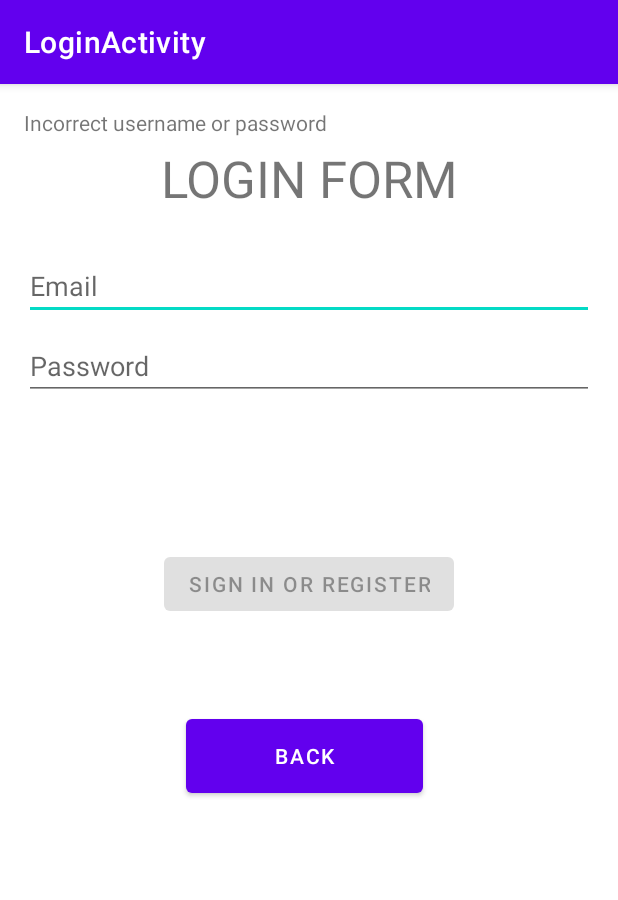
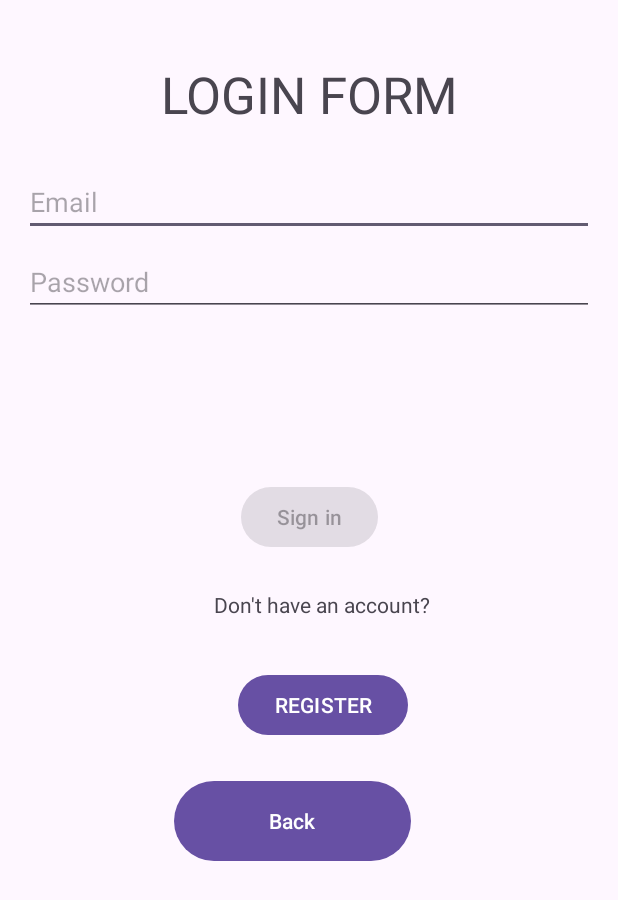
Before and after one commit to balejol/DahCooker-App, an Android app: the LoginActivity screen opened directly, with no data from a screen before it, on a phone screen of 412 x 824 dp. Shown: the top 900 px of the screen. Run offline under Robolectric (Android 15) with nearby library versions, the phone set to English and light mode, and no system bars.

Commit message:
Sutvarkyta paprasta login logika ir pridetas registracijos langas

```diff
--- a/app/build.gradle.kts
+++ b/app/build.gradle.kts
@@ -39,6 +39,8 @@ dependencies {
     implementation("androidx.annotation:annotation:1.6.0")
     implementation("androidx.lifecycle:lifecycle-livedata-ktx:2.6.1")
     implementation("androidx.lifecycle:lifecycle-viewmodel-ktx:2.6.1")
+    implementation("androidx.navigation:navigation-fragment:2.6.0")
+    implementation("androidx.navigation:navigation-ui:2.6.0")
     testImplementation("junit:junit:4.13.2")
     androidTestImplementation("androidx.test.ext:junit:1.1.5")
     androidTestImplementation("androidx.test.espresso:espresso-core:3.5.1")
--- a/app/src/main/AndroidManifest.xml
+++ b/app/src/main/AndroidManifest.xml
@@ -12,6 +12,11 @@
         android:supportsRtl="true"
         android:theme="@style/Theme.FoodApplication"
         tools:targetApi="31">
+        <activity
+            android:name=".RegisterActivity"
+            android:exported="false"
+            android:label="@string/title_activity_register"
+            android:theme="@style/Theme.FoodApplication" />
         <activity
             android:name=".ui.login.LoginActivity"
             android:exported="false"
--- a/app/src/main/res/layout/activity_login.xml
+++ b/app/src/main/res/layout/activity_login.xml
@@ -47,7 +47,7 @@
         android:layout_marginTop="16dp"
         android:layout_marginBottom="64dp"
         android:enabled="false"
-        android:text="@string/action_sign_in"
+        android:text="Sign in"
         app:layout_constraintBottom_toBottomOf="parent"
         app:layout_constraintEnd_toEndOf="parent"
         app:layout_constraintStart_toStartOf="parent"
@@ -72,8 +72,8 @@
         android:id="@+id/BackButton"
         android:layout_width="158dp"
         android:layout_height="61dp"
-        android:layout_marginStart="108dp"
-        android:layout_marginTop="60dp"
+        android:layout_marginStart="100dp"
+        android:layout_marginTop="148dp"
         android:text="Back"
         app:layout_constraintStart_toStartOf="parent"
         app:layout_constraintTop_toBottomOf="@+id/login" />
@@ -97,8 +97,46 @@
         android:id="@+id/textView3"
         android:layout_width="wrap_content"
         android:layout_height="wrap_content"
+        android:layout_marginStart="103dp"
+        android:layout_marginTop="44dp"
+        android:layout_marginEnd="89dp"
+        android:layout_marginBottom="28dp"
         android:text="Incorrect username or password"
-        tools:layout_editor_absoluteX="168dp"
-        tools:layout_editor_absoluteY="233dp" />
+        android:textColor="#FF0000"
+        android:visibility="invisible"
+        app:layout_constraintBottom_toTopOf="@+id/login"
+        app:layout_constraintEnd_toEndOf="parent"
+        app:layout_constraintStart_toStartOf="parent"
+        app:layout_constraintTop_toBottomOf="@+id/password" />
+
+    <Button
+        android:id="@+id/registerButton"
+        android:layout_width="wrap_content"
+        android:layout_height="wrap_content"
+        android:layout_marginStart="150dp"
+        android:layout_marginTop="17dp"
+        android:layout_marginEnd="132dp"
+        android:layout_marginBottom="31dp"
+        android:text="register"
+        android:textAllCaps="true"
+        app:layout_constraintBottom_toTopOf="@+id/BackButton"
+        app:layout_constraintEnd_toEndOf="parent"
+        app:layout_constraintStart_toStartOf="parent"
+        app:layout_constraintTop_toBottomOf="@+id/textView4" />
+
+    <TextView
+        android:id="@+id/textView4"
+        android:layout_width="wrap_content"
+        android:layout_height="wrap_content"
+        android:layout_marginStart="135dp"
+        android:layout_marginTop="33dp"
+        android:layout_marginEnd="118dp"
+        android:layout_marginBottom="16dp"
+        android:text="Don't have an account?"
+        app:layout_constraintBottom_toTopOf="@+id/registerButton"
+        app:layout_constraintEnd_toEndOf="parent"
+        app:layout_constraintStart_toStartOf="parent"
+        app:layout_constraintTop_toBottomOf="@+id/login"
+        app:layout_constraintVertical_bias="1.0" />
 
 </androidx.constraintlayout.widget.ConstraintLayout>
--- a/app/src/main/res/values-land/dimens.xml
+++ b/app/src/main/res/values-land/dimens.xml
@@ -1,3 +1,4 @@
 <resources>
     <dimen name="activity_horizontal_margin">48dp</dimen>
+    <dimen name="fab_margin">48dp</dimen>
 </resources>
--- a/app/src/main/res/values-night/themes.xml
+++ b/app/src/main/res/values-night/themes.xml
@@ -13,4 +13,9 @@
         <item name="android:statusBarColor">?attr/colorPrimaryVariant</item>
         <!-- Customize your theme here. -->
     </style>
+    <!-- Base application theme. -->
+    <style name="Base.Theme.FoodApplication" parent="Theme.Material3.DayNight.NoActionBar">
+        <!-- Customize your dark theme here. -->
+        <!-- <item name="colorPrimary">@color/my_dark_primary</item> -->
+    </style>
 </resources>
--- /dev/null
+++ b/app/src/main/res/values-v23/themes.xml
@@ -0,0 +1,9 @@
+<resources xmlns:tools="http://schemas.android.com/tools">
+
+    <style name="Theme.FoodApplication" parent="Base.Theme.FoodApplication">
+        <!-- Transparent system bars for edge-to-edge. -->
+        <item name="android:navigationBarColor">@android:color/transparent</item>
+        <item name="android:statusBarColor">@android:color/transparent</item>
+        <item name="android:windowLightStatusBar">?attr/isLightTheme</item>
+    </style>
+</resources>
--- a/app/src/main/res/values-w1240dp/dimens.xml
+++ b/app/src/main/res/values-w1240dp/dimens.xml
@@ -1,3 +1,4 @@
 <resources>
     <dimen name="activity_horizontal_margin">200dp</dimen>
+    <dimen name="fab_margin">200dp</dimen>
 </resources>
--- a/app/src/main/res/values-w600dp/dimens.xml
+++ b/app/src/main/res/values-w600dp/dimens.xml
@@ -1,3 +1,4 @@
 <resources>
     <dimen name="activity_horizontal_margin">48dp</dimen>
+    <dimen name="fab_margin">48dp</dimen>
 </resources>
--- a/app/src/main/res/values/dimens.xml
+++ b/app/src/main/res/values/dimens.xml
@@ -2,4 +2,5 @@
     <!-- Default screen margins, per the Android Design guidelines. -->
     <dimen name="activity_horizontal_margin">16dp</dimen>
     <dimen name="activity_vertical_margin">16dp</dimen>
+    <dimen name="fab_margin">16dp</dimen>
 </resources>
--- a/app/src/main/res/values/themes.xml
+++ b/app/src/main/res/values/themes.xml
@@ -13,4 +13,9 @@
         <item name="android:statusBarColor">?attr/colorPrimaryVariant</item>
         <!-- Customize your theme here. -->
     </style>
+    <!-- Base application theme. -->
+    <style name="Base.Theme.FoodApplication" parent="Theme.Material3.DayNight.NoActionBar">
+        <!-- Customize your light theme here. -->
+        <!-- <item name="colorPrimary">@color/my_light_primary</item> -->
+    </style>
 </resources>
```
Also changed, not shown: app/src/main/java/com/example/foodapplication/RegisterActivity.java (added, +33 -0 lines), app/src/main/java/com/example/foodapplication/ui/login/LoginActivity.java (+53 -24 lines), app/src/main/res/layout/activity_register.xml (added, +72 -0 lines), app/src/main/res/navigation/nav_graph.xml (added, +28 -0 lines), app/src/main/res/values/strings.xml (+43 -0 lines).
